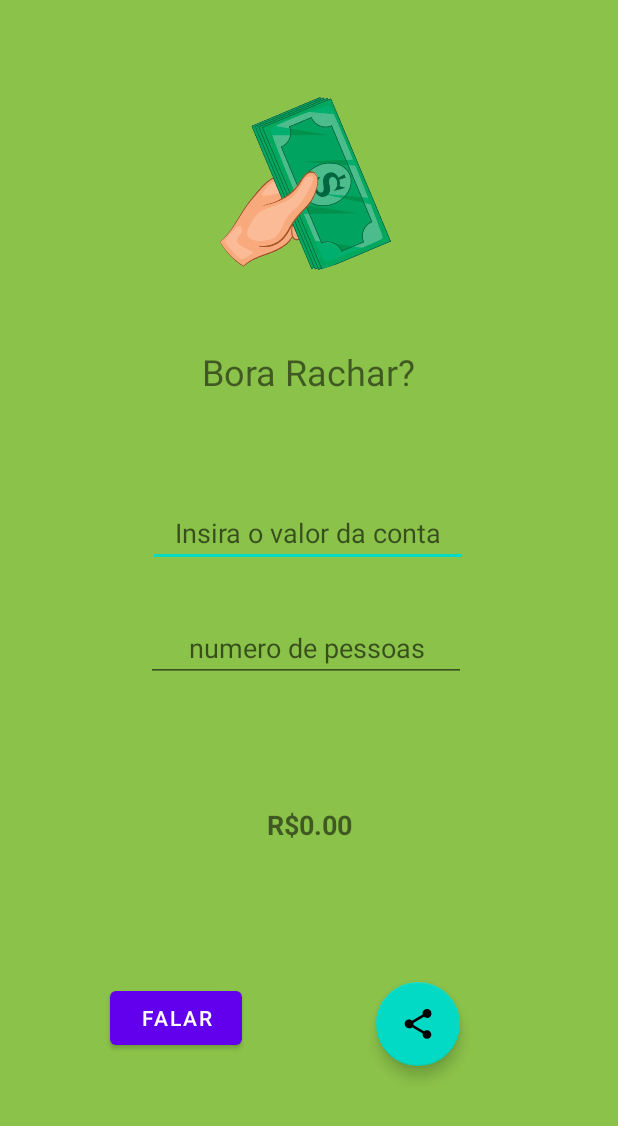
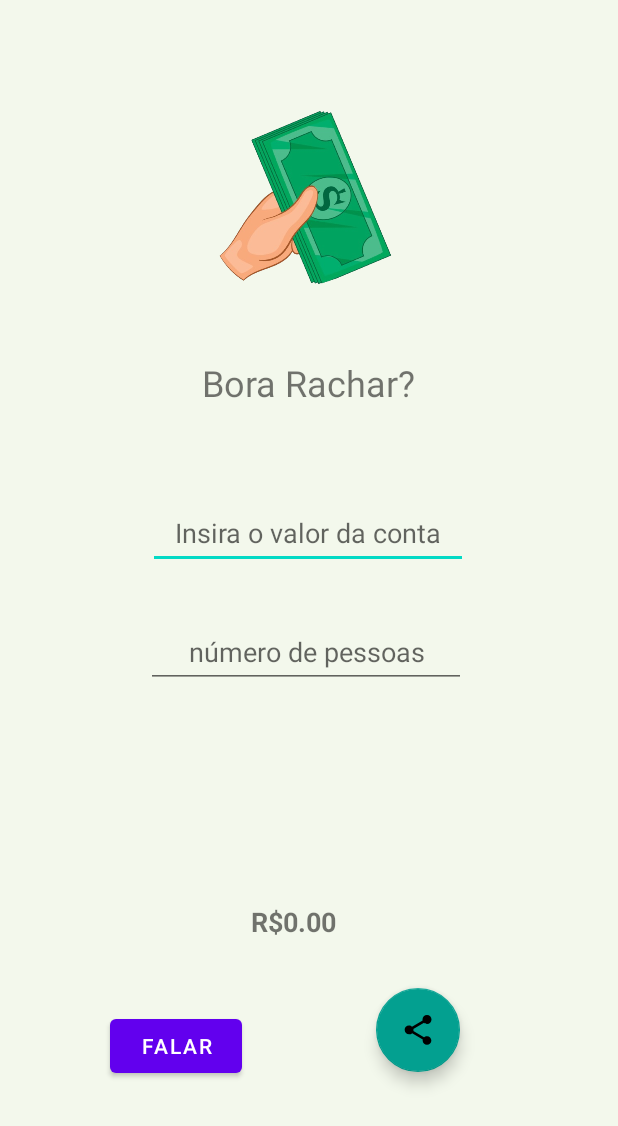
Before and after one commit to Gabriel-Pinheiro1/VamosRachar, an Android app: the layout activity_main.xml on its own in the app's theme, with its tools: preview values and no code run, on a phone screen of 412 x 824 dp. Shown: the top 1126 px of the screen. Run offline under Robolectric (Android 15) with nearby library versions, the phone set to English and light mode, and no system bars.

Commit message:
Mudanças de acessibilidade

```diff
--- a/app/src/main/res/layout/activity_main.xml
+++ b/app/src/main/res/layout/activity_main.xml
@@ -5,7 +5,7 @@
     android:layout_width="match_parent"
     android:layout_height="match_parent"
     android:background="#74ff73"
-    android:backgroundTint="#8BC34A"
+    android:backgroundTint="#F3F8EC"
     tools:context=".MainActivity">
 
 
@@ -23,8 +23,8 @@
 
     <TextView
         android:id="@+id/textView"
-        android:layout_width="148dp"
-        android:layout_height="49dp"
+        android:layout_width="wrap_content"
+        android:layout_height="wrap_content"
         android:layout_marginBottom="60dp"
         android:gravity="center"
         android:text="Bora Rachar?"
@@ -33,6 +33,7 @@
         app:layout_constraintEnd_toEndOf="parent"
         app:layout_constraintHorizontal_bias="0.498"
         app:layout_constraintStart_toStartOf="parent" />
+
 
     <Button
         android:id="@+id/btFalar"
@@ -47,7 +48,7 @@
         app:layout_constraintHorizontal_bias="0.539"
         app:layout_constraintStart_toStartOf="parent"
         app:layout_constraintTop_toBottomOf="@+id/edtPessoas"
-        app:layout_constraintVertical_bias="0.0" />
+        app:layout_constraintVertical_bias="0.125" />
 
     <com.google.android.material.floatingactionbutton.FloatingActionButton
         android:id="@+id/floatingActionButton"
@@ -64,6 +65,7 @@
         app:layout_constraintStart_toEndOf="@+id/btFalar"
         app:layout_constraintTop_toBottomOf="@+id/edtPessoas"
         app:layout_constraintVertical_bias="0.0"
+        app:backgroundTint="#03A090"
         app:srcCompat="?attr/actionModeShareDrawable" />
 
     <EditText
@@ -71,6 +73,7 @@
         android:layout_width="wrap_content"
         android:layout_height="wrap_content"
         android:ems="10"
+        android:minHeight="48dp"
         android:gravity="center"
         android:hint="Insira o valor da conta"
         android:inputType="number"
@@ -89,8 +92,9 @@
         android:layout_marginEnd="101dp"
         android:ems="10"
         android:gravity="center"
-        android:hint="numero de pessoas"
+        android:hint="número de pessoas"
         android:inputType="number"
+        android:minHeight="48dp"
         app:layout_constraintBottom_toBottomOf="parent"
         app:layout_constraintEnd_toEndOf="parent"
         app:layout_constraintHorizontal_bias="1.0"
@@ -100,16 +104,12 @@
 
     <TextView
         android:id="@+id/valorFinal"
-        android:layout_width="111dp"
-        android:layout_height="57dp"
-        android:layout_marginStart="175dp"
-        android:layout_marginTop="61dp"
-        android:layout_marginEnd="178dp"
+        android:layout_width="wrap_content"
+        android:layout_height="wrap_content"
+        android:gravity="center"
+        android:text="R$0.00"
+        android:textSize="18sp"
         android:textStyle="bold"
-        android:layout_marginBottom="237dp"
-        android:gravity="center"
-        android:textSize="18sp"
-        android:text="R$0.00"
         app:layout_constraintBottom_toBottomOf="parent"
         app:layout_constraintEnd_toEndOf="parent"
         app:layout_constraintHorizontal_bias="0.471"
@@ -117,4 +117,5 @@
         app:layout_constraintTop_toBottomOf="@+id/edtPessoas"
         app:layout_constraintVertical_bias="0.421" />
 
+
 </androidx.constraintlayout.widget.ConstraintLayout>
--- a/app/src/main/res/values-night/themes.xml
+++ b/app/src/main/res/values-night/themes.xml
@@ -1,6 +1,6 @@
 <resources xmlns:tools="http://schemas.android.com/tools">
     <!-- Base application theme. -->
-    <style name="Theme.ConstraintLayout" parent="Theme.MaterialComponents.DayNight.DarkActionBar">
+    <style name="Theme.ConstraintLayout" parent="Theme.MaterialComponents.DayNight.NoActionBar">
         <!-- Primary brand color. -->
         <item name="colorPrimary">@color/purple_200</item>
         <item name="colorPrimaryVariant">@color/purple_700</item>
--- a/app/src/main/res/values/themes.xml
+++ b/app/src/main/res/values/themes.xml
@@ -1,6 +1,6 @@
 <resources xmlns:tools="http://schemas.android.com/tools">
     <!-- Base application theme. -->
-    <style name="Theme.ConstraintLayout" parent="Theme.MaterialComponents.DayNight.DarkActionBar">
+    <style name="Theme.ConstraintLayout" parent="Theme.MaterialComponents.DayNight.NoActionBar">
         <!-- Primary brand color. -->
         <item name="colorPrimary">@color/purple_500</item>
         <item name="colorPrimaryVariant">@color/purple_700</item>
@@ -12,5 +12,6 @@
         <!-- Status bar color. -->
         <item name="android:statusBarColor">?attr/colorPrimaryVariant</item>
         <!-- Customize your theme here. -->
+        android:backgroundTint="#ffffff"
     </style>
 </resources>
```
